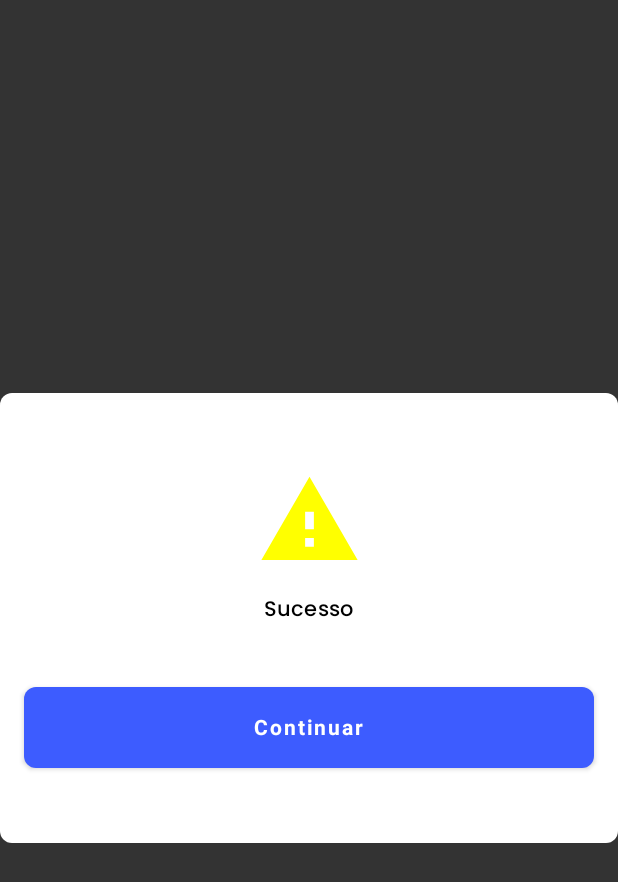
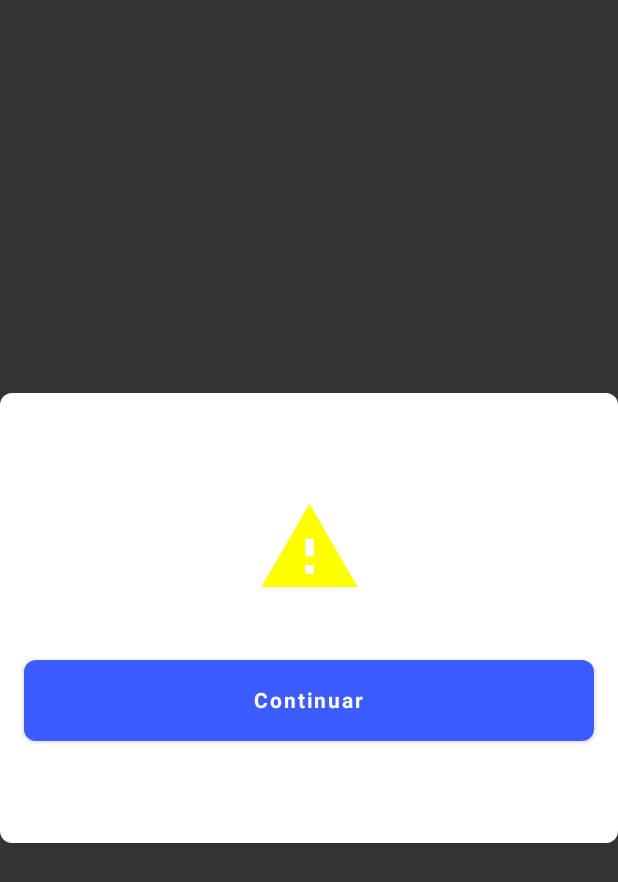
Before and after one commit to ICEI-PUC-Minas-PSG-ADS-TI/psg-ads-2025-1-p5-proj-tiai-t1-psg-ads-2025-1-p5-fluai, an Android app built with Jetpack Compose: the composable AlertDialog called with empty values, on a phone screen of 412 x 824 dp. Shown: the top 882 px of the screen. Run offline under Robolectric (Android 15) with nearby library versions, the light colour scheme and no system bars; our stand-ins replace Compose Multiplatform resources; 2 statements that could not run were skipped.

Commit message:
ajuste dialog alert

```diff
--- a/src/frontend/composeApp/src/commonMain/kotlin/org/example/project/ui/components/dialog/AlertDialog.kt
+++ b/src/frontend/composeApp/src/commonMain/kotlin/org/example/project/ui/components/dialog/AlertDialog.kt
@@ -69,14 +69,6 @@ fun AlertDialog(text : String, onDismiss : () -> Unit, onClick: () -> Unit) {
                         modifier = Modifier.size(70.dp)
                     )
                     Text(
-                        text = stringResource(Res.string.success_feedback_title),
-                        style = PoppinsTypography().subtitle2,
-                        color = Color.Black,
-                        modifier = Modifier
-                            .padding(top = 12.dp)
-                            .align(Alignment.CenterHorizontally)
-                    )
-                    Text(
                         text = text,
                         style = PoppinsTypography().caption,
                         color = Color.Gray,
```
